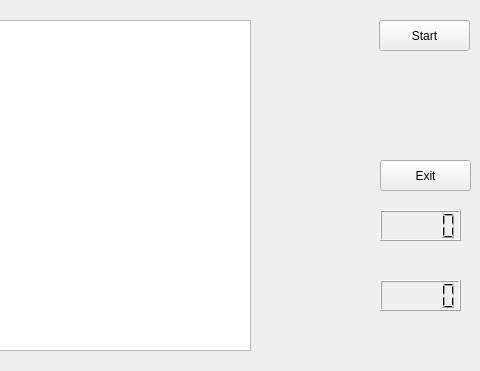
toivow/Otekn, file Game/mainwindow.ui: the form before one commit; both pictures show x 320 to 800 and y 0 to 371 of the 800 by 649 pixel window.
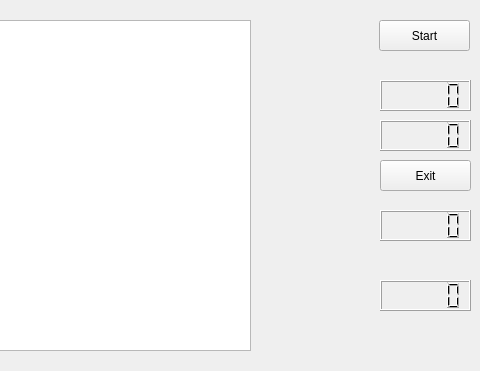
The form after the commit.

```diff
--- a/Game/mainwindow.ui
+++ b/Game/mainwindow.ui
@@ -55,7 +55,7 @@
      <rect>
       <x>700</x>
       <y>210</y>
-      <width>81</width>
+      <width>91</width>
       <height>31</height>
      </rect>
     </property>
@@ -65,7 +65,27 @@
      <rect>
       <x>700</x>
       <y>280</y>
-      <width>81</width>
+      <width>91</width>
+      <height>31</height>
+     </rect>
+    </property>
+   </widget>
+   <widget class="QLCDNumber" name="busAmount">
+    <property name="geometry">
+     <rect>
+      <x>700</x>
+      <y>80</y>
+      <width>91</width>
+      <height>31</height>
+     </rect>
+    </property>
+   </widget>
+   <widget class="QLCDNumber" name="passAmnt">
+    <property name="geometry">
+     <rect>
+      <x>700</x>
+      <y>120</y>
+      <width>91</width>
       <height>31</height>
      </rect>
     </property>
```
Left out of the diff: 2 changed lines with no effect on the pictures.
